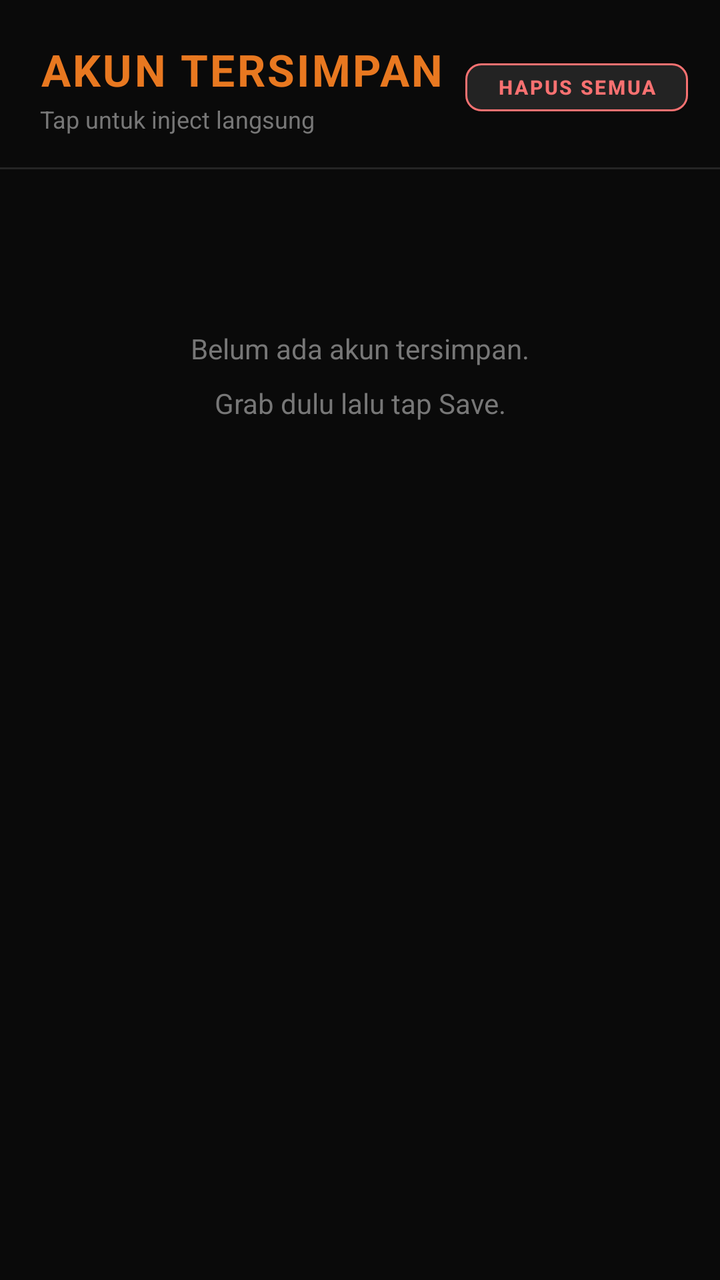
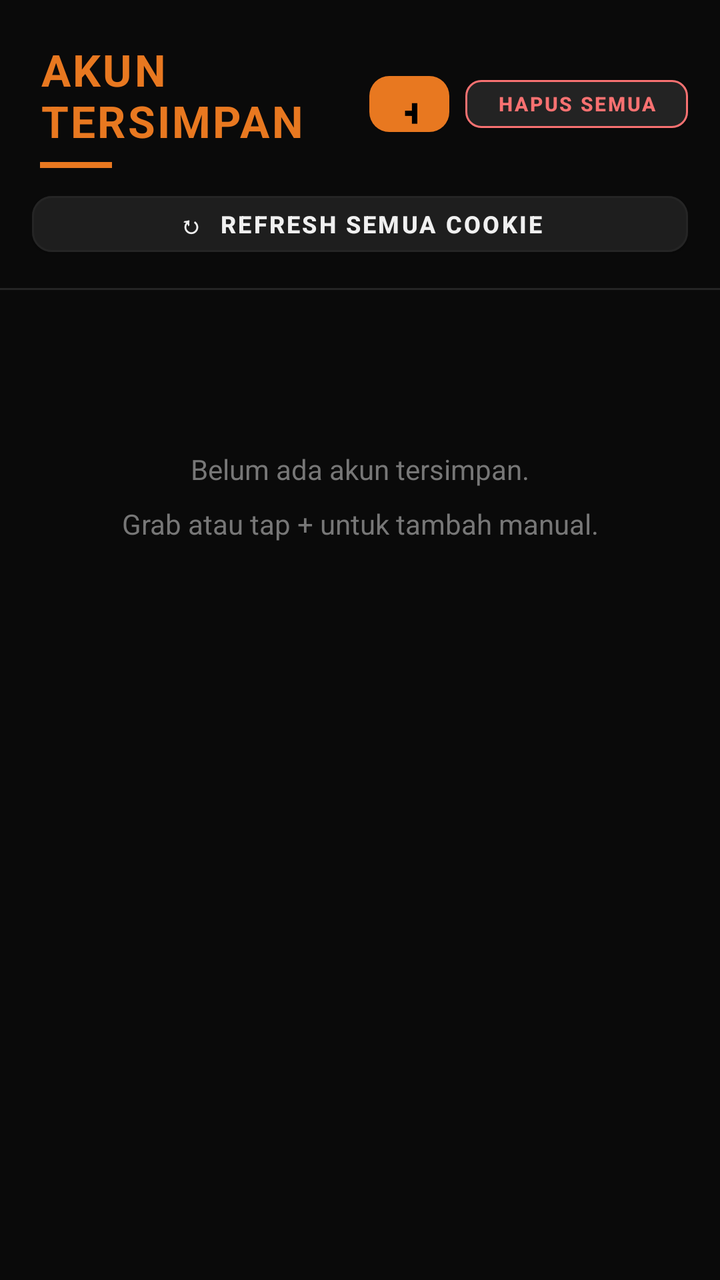

Screens rendered from an Android XML layout before and after an edit, with the pre-edit source and the edit as a unified diff.
<!-- AndroidManifest.xml: application theme Theme.RbxTool -->
<!-- res/layout/fragment_accounts.xml -->
<?xml version="1.0" encoding="utf-8"?>
<LinearLayout xmlns:android="http://schemas.android.com/apk/res/android"
    xmlns:app="http://schemas.android.com/apk/res-auto"
    android:layout_width="match_parent"
    android:layout_height="match_parent"
    android:orientation="vertical"
    android:background="@color/background">

    <LinearLayout
        android:layout_width="match_parent"
        android:layout_height="wrap_content"
        android:orientation="horizontal"
        android:gravity="center_vertical"
        android:paddingStart="20dp"
        android:paddingEnd="16dp"
        android:paddingTop="20dp"
        android:paddingBottom="16dp">

        <LinearLayout
            android:layout_width="0dp"
            android:layout_height="wrap_content"
            android:layout_weight="1"
            android:orientation="vertical">

            <TextView
                android:text="AKUN TERSIMPAN"
                android:textColor="@color/primary"
                android:textSize="22sp"
                android:textStyle="bold"
                android:letterSpacing="0.05"
                android:layout_width="wrap_content"
                android:layout_height="wrap_content" />

            <TextView
                android:text="Tap untuk inject langsung"
                android:textColor="@color/on_surface_dim"
                android:textSize="12sp"
                android:layout_width="wrap_content"
                android:layout_height="wrap_content"
                android:layout_marginTop="2dp" />

        </LinearLayout>

        <com.google.android.material.button.MaterialButton
            android:id="@+id/btnClearAll"
            android:layout_width="wrap_content"
            android:layout_height="36dp"
            android:text="HAPUS SEMUA"
            android:textSize="10sp"
            android:textStyle="bold"
            android:textColor="@color/error"
            app:backgroundTint="@color/surface"
            app:strokeColor="@color/error"
            app:strokeWidth="1dp"
            app:cornerRadius="8dp" />

    </LinearLayout>

    <View
        android:layout_width="match_parent"
        android:layout_height="1dp"
        android:background="@color/divider" />

    <TextView
        android:id="@+id/tvEmpty"
        android:layout_width="match_parent"
        android:layout_height="wrap_content"
        android:text="Belum ada akun tersimpan.\nGrab dulu lalu tap Save."
        android:textColor="@color/on_surface_dim"
        android:textSize="14sp"
        android:gravity="center"
        android:lineSpacingMultiplier="1.6"
        android:layout_marginTop="80dp"
        android:visibility="visible" />

    <androidx.recyclerview.widget.RecyclerView
        android:id="@+id/recyclerView"
        android:layout_width="match_parent"
        android:layout_height="match_parent"
        android:padding="16dp"
        android:clipToPadding="false"
        android:visibility="gone" />

</LinearLayout>
<!-- resources referenced by this layout -->
<resources>
  <color name="background">#0A0A0A</color>
  <color name="divider">#252525</color>
  <color name="error">#F87171</color>
  <color name="on_surface_dim">#777777</color>
  <color name="primary">#E87820</color>
  <color name="surface">#141414</color>
  <style name="Theme.RbxTool" parent="Theme.MaterialComponents.NoActionBar">
          <item name="colorPrimary">@color/primary</item>
          <item name="colorPrimaryDark">@color/primary_dark</item>
          <item name="colorAccent">@color/accent</item>
          <item name="colorSurface">@color/surface</item>
          <item name="colorOnSurface">@color/on_surface</item>
          <item name="colorOnBackground">@color/on_surface</item>
          <item name="android:textColor">@color/on_surface</item>
          <item name="android:windowBackground">@color/background</item>
          <item name="android:statusBarColor">@color/background</item>
          <item name="android:navigationBarColor">@color/surface</item>
      </style>
  <color name="primary_dark">#C45F10</color>
  <color name="accent">#E87820</color>
  <color name="on_surface">#F0F0F0</color>
</resources>

<!-- the commit's change to res/layout/fragment_accounts.xml (unified diff, before → after) -->
@@ -6,6 +6,7 @@
     android:orientation="vertical"
     android:background="@color/background">
 
+    
     <LinearLayout
         android:layout_width="match_parent"
         android:layout_height="wrap_content"
@@ -14,7 +15,7 @@
         android:paddingStart="20dp"
         android:paddingEnd="16dp"
         android:paddingTop="20dp"
-        android:paddingBottom="16dp">
+        android:paddingBottom="8dp">
 
         <LinearLayout
             android:layout_width="0dp"
@@ -31,15 +32,24 @@
                 android:layout_width="wrap_content"
                 android:layout_height="wrap_content" />
 
-            <TextView
-                android:text="Tap untuk inject langsung"
-                android:textColor="@color/on_surface_dim"
-                android:textSize="12sp"
-                android:layout_width="wrap_content"
-                android:layout_height="wrap_content"
-                android:layout_marginTop="2dp" />
+            <View
+                android:layout_width="36dp"
+                android:layout_height="3dp"
+                android:background="@color/primary"
+                android:layout_marginTop="6dp" />
 
         </LinearLayout>
+
+        <com.google.android.material.button.MaterialButton
+            android:id="@+id/btnAddAccount"
+            android:layout_width="40dp"
+            android:layout_height="40dp"
+            android:text="+"
+            android:textSize="20sp"
+            android:textStyle="bold"
+            android:layout_marginEnd="8dp"
+            app:backgroundTint="@color/primary"
+            app:cornerRadius="10dp" />
 
         <com.google.android.material.button.MaterialButton
             android:id="@+id/btnClearAll"
@@ -56,6 +66,30 @@
 
     </LinearLayout>
 
+    
+    <LinearLayout
+        android:layout_width="match_parent"
+        android:layout_height="wrap_content"
+        android:orientation="horizontal"
+        android:paddingStart="16dp"
+        android:paddingEnd="16dp"
+        android:paddingBottom="12dp">
+
+        <com.google.android.material.button.MaterialButton
+            android:id="@+id/btnRefreshAll"
+            android:layout_width="match_parent"
+            android:layout_height="40dp"
+            android:text="↻  REFRESH SEMUA COOKIE"
+            android:textSize="12sp"
+            android:textStyle="bold"
+            android:textColor="#F0F0F0"
+            app:backgroundTint="@color/surface2"
+            app:strokeColor="@color/divider"
+            app:strokeWidth="1dp"
+            app:cornerRadius="10dp" />
+
+    </LinearLayout>
+
     <View
         android:layout_width="match_parent"
         android:layout_height="1dp"
@@ -65,7 +99,7 @@
         android:id="@+id/tvEmpty"
         android:layout_width="match_parent"
         android:layout_height="wrap_content"
-        android:text="Belum ada akun tersimpan.\nGrab dulu lalu tap Save."
+        android:text="Belum ada akun tersimpan.\nGrab atau tap + untuk tambah manual."
         android:textColor="@color/on_surface_dim"
         android:textSize="14sp"
         android:gravity="center"
<!-- resource entries referenced after the edit -->
@@ -6,6 +6,7 @@
   <color name="on_surface_dim">#777777</color>
   <color name="primary">#E87820</color>
   <color name="surface">#141414</color>
+  <color name="surface2">#1E1E1E</color>
   <style name="Theme.RbxTool" parent="Theme.MaterialComponents.NoActionBar">
           <item name="colorPrimary">@color/primary</item>
           <item name="colorPrimaryDark">@color/primary_dark</item>
